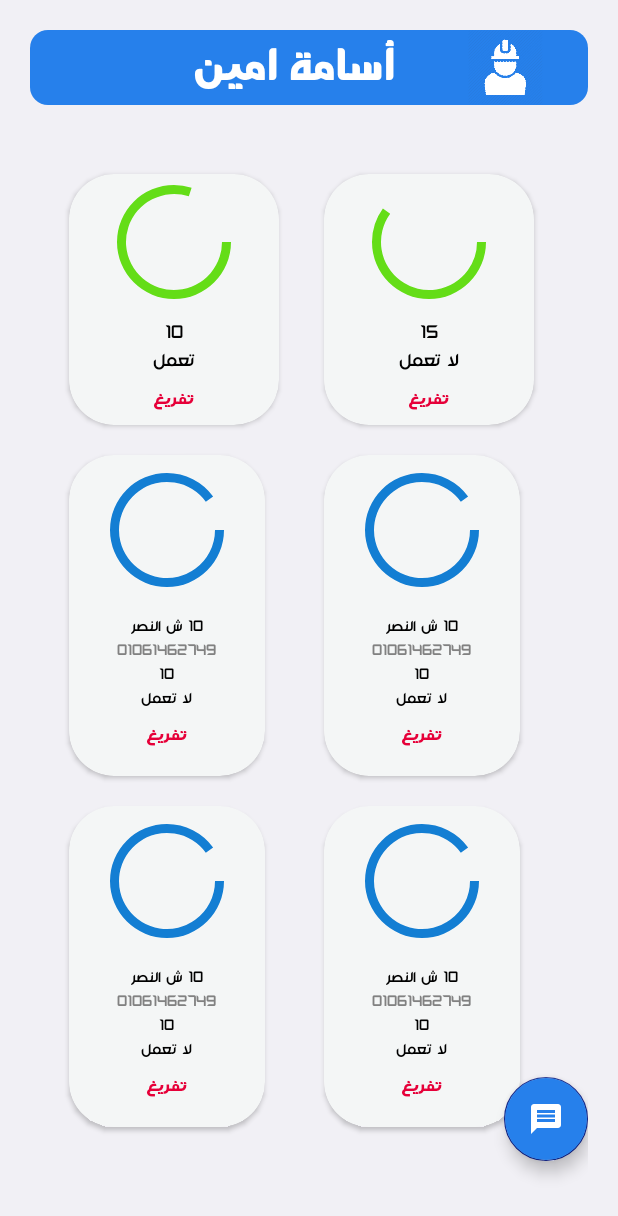
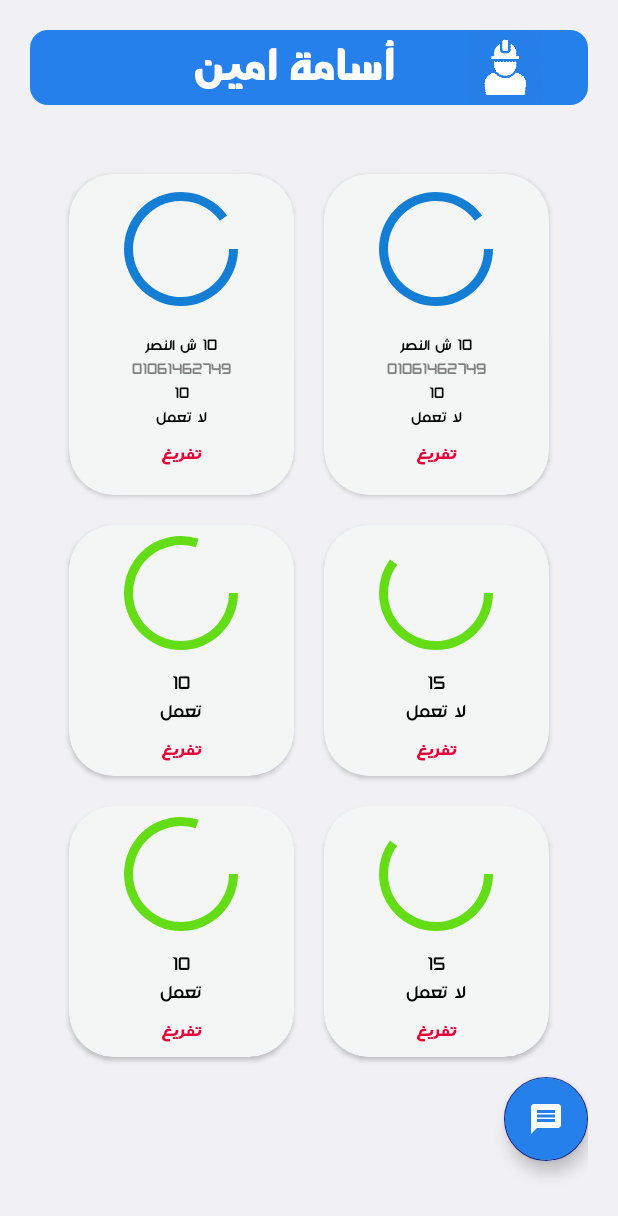
Before and after one commit to A-Fares/GMIS, an Android app: the Employee screen opened directly, with no data from a screen before it, on a phone screen of 412 x 824 dp. Shown: the top 1216 px of the screen. Run offline under Robolectric (Android 15) with nearby library versions, the phone set to English and light mode, and no system bars.

Commit message:
update private and public item xml design to br more responsive

```diff
--- a/app/src/main/java/com/example/gmisproject/Employee.java
+++ b/app/src/main/java/com/example/gmisproject/Employee.java
@@ -31,12 +31,12 @@ public class Employee extends AppCompatActivity {
 
 
         ArrayList<EmpBin> empBins = new ArrayList<EmpBin>();
+        empBins.add((new EmpBin(EmpBin.PRIVATE_BIN, 90, "10", "لا تعمل", "10 ش النصر", "01061462749")));
+        empBins.add((new EmpBin(EmpBin.PRIVATE_BIN, 90, "10", "لا تعمل", "10 ش النصر", "01061462749")));
         empBins.add((new EmpBin(EmpBin.PUBLIC_BIN, 80, "10", "تعمل")));
         empBins.add(new EmpBin(EmpBin.PUBLIC_BIN, 60, "15", "لا تعمل"));
-        empBins.add((new EmpBin(EmpBin.PRIVATE_BIN, 90, "10", "لا تعمل", "10 ش النصر", "01061462749")));
-        empBins.add((new EmpBin(EmpBin.PRIVATE_BIN, 90, "10", "لا تعمل", "10 ش النصر", "01061462749")));
-        empBins.add((new EmpBin(EmpBin.PRIVATE_BIN, 90, "10", "لا تعمل", "10 ش النصر", "01061462749")));
-        empBins.add((new EmpBin(EmpBin.PRIVATE_BIN, 90, "10", "لا تعمل", "10 ش النصر", "01061462749")));
+        empBins.add((new EmpBin(EmpBin.PUBLIC_BIN, 80, "10", "تعمل")));
+        empBins.add(new EmpBin(EmpBin.PUBLIC_BIN, 60, "15", "لا تعمل"));
 
         RecyclerView recyclerView = findViewById(R.id.recyclerView);
         recyclerView.setHasFixedSize(true);
--- a/app/src/main/java/com/example/gmisproject/MainActivity.java
+++ b/app/src/main/java/com/example/gmisproject/MainActivity.java
@@ -31,7 +31,6 @@ public class MainActivity extends AppCompatActivity {
 
         tabLayout.setupWithViewPager(viewPager);
 
-
         tabLayout.setSelectedTabIndicatorColor(ContextCompat.getColor(this,R.color.colorPrimaryDark));
      //   viewPager.addOnPageChangeListener(new TabLayout.TabLayoutOnPageChangeListener(tabLayout));
 
--- a/app/src/main/res/layout/private_bin_item.xml
+++ b/app/src/main/res/layout/private_bin_item.xml
@@ -2,7 +2,7 @@
 <androidx.cardview.widget.CardView xmlns:android="http://schemas.android.com/apk/res/android"
     xmlns:card_view="http://schemas.android.com/apk/res-auto"
     android:id="@+id/private_bin_item"
-    android:layout_width="wrap_content"
+    android:layout_width="match_parent"
     android:layout_height="wrap_content"
     android:layout_margin="10dp"
     card_view:cardBackgroundColor="#F4F6F6"
--- a/app/src/main/res/layout/public_bin_item.xml
+++ b/app/src/main/res/layout/public_bin_item.xml
@@ -2,7 +2,7 @@
 <androidx.cardview.widget.CardView xmlns:android="http://schemas.android.com/apk/res/android"
     xmlns:card_view="http://schemas.android.com/apk/res-auto"
     android:id="@+id/private_bin_item"
-    android:layout_width="wrap_content"
+    android:layout_width="match_parent"
     android:layout_height="wrap_content"
     android:layout_margin="10dp"
     card_view:cardBackgroundColor="#F4F6F6"
```
Also changed, not shown: app/build.gradle (+4 -4 lines).
